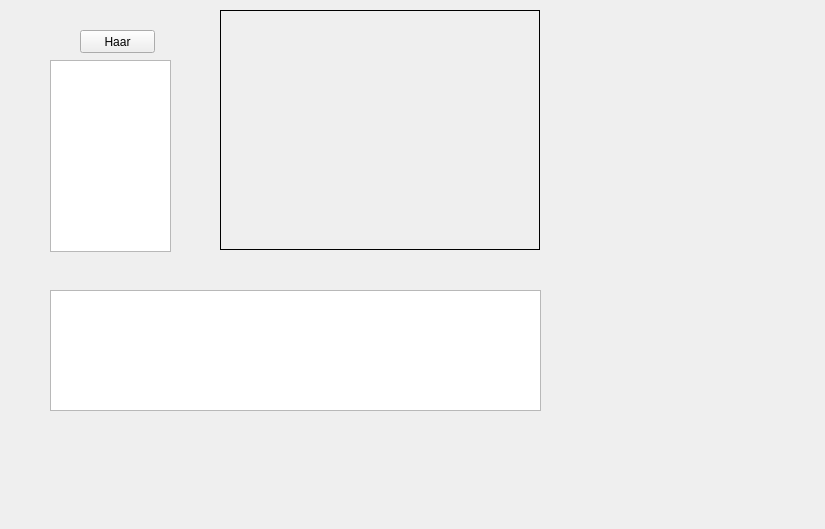
Old version of the form mainwindow.ui in the repository radko-sabol/ht_interakcia_nao-okolie.
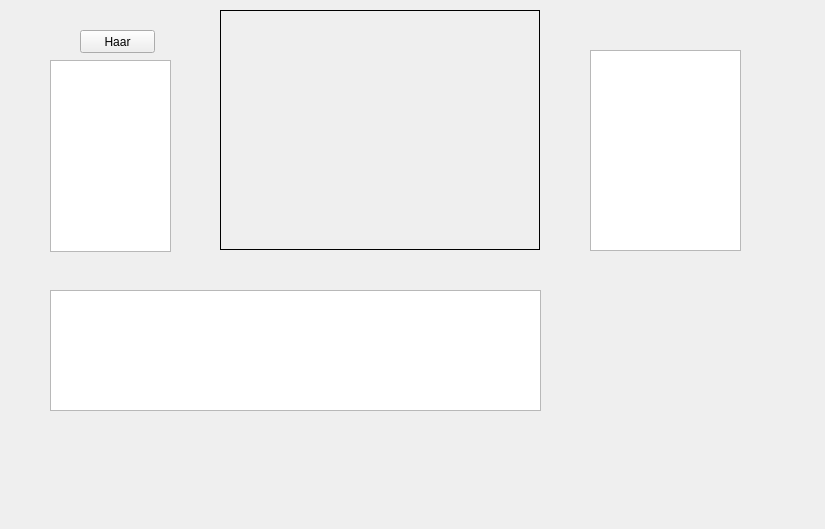
New version of the form. Custom widgets are drawn as their Qt base class.

What changed in the file:
```diff
--- a/mainwindow.ui
+++ b/mainwindow.ui
@@ -478,6 +478,16 @@
      </rect>
     </property>
    </widget>
+   <widget class="QListWidget" name="listWidget_3">
+    <property name="geometry">
+     <rect>
+      <x>590</x>
+      <y>50</y>
+      <width>151</width>
+      <height>201</height>
+     </rect>
+    </property>
+   </widget>
   </widget>
  </widget>
  <layoutdefault spacing="6" margin="11"/>
```
